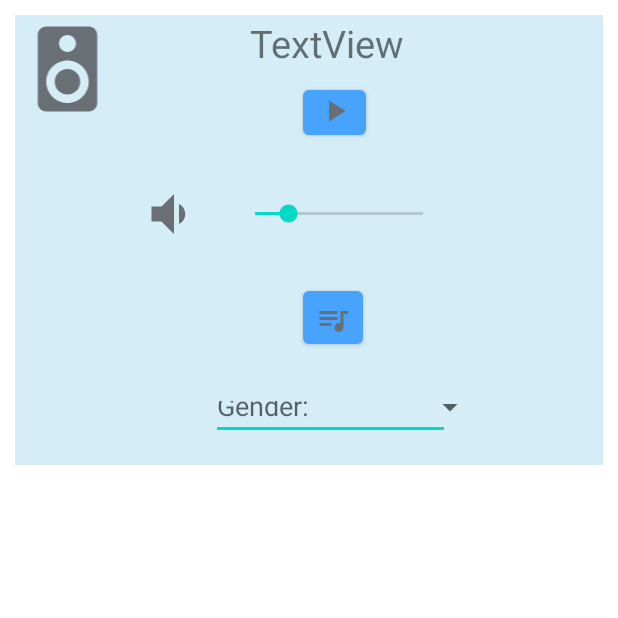
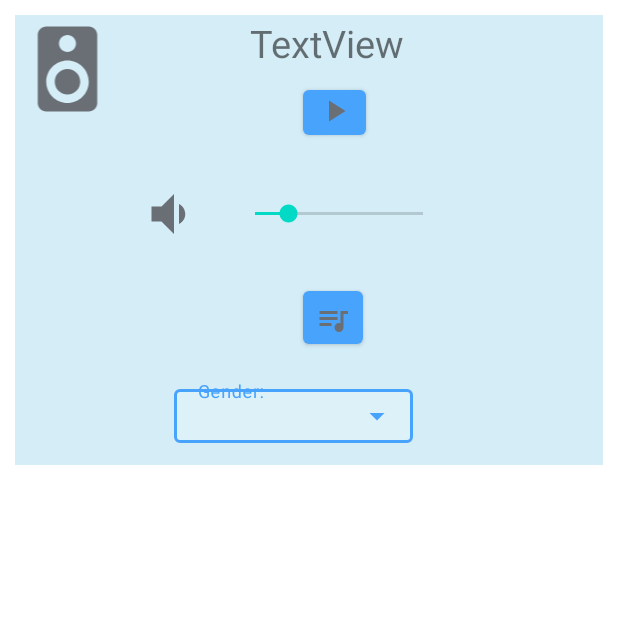
Before and after one commit to lucasfleischer07/TPE3-HCI-AppMobile, an Android app: the fragment SpeakerFragment shown on its own in the app's theme, on a phone screen of 412 x 824 dp, the top half of it. Run offline under Robolectric (Android 15) with nearby library versions, the phone set to English and light mode, and no system bars.

Commit message:
Cambios en parlante

```diff
--- a/app/src/main/java/com/example/smartclick_app/ui/devices/DevicesActivity.java
+++ b/app/src/main/java/com/example/smartclick_app/ui/devices/DevicesActivity.java
@@ -98,6 +98,7 @@ public class DevicesActivity extends AppCompatActivity {
                     getSupportFragmentManager().beginTransaction().add(generalLinearLayout.getId(), RefrigeratorFragment.newInstance(roomDevices.get(i).getName())).commit();
                     break;
                 case Speaker.TYPE_ID:
+                    Log.d("nombre", roomDevices.get(i).getName());
                     getSupportFragmentManager().beginTransaction().add(generalLinearLayout.getId(), SpeakerFragment.newInstance(roomDevices.get(i).getName())).commit();
                     break;
                 case Lightbulb.TYPE_ID:
--- a/app/src/main/java/com/example/smartclick_app/ui/devices/fragments/SpeakerFragment.java
+++ b/app/src/main/java/com/example/smartclick_app/ui/devices/fragments/SpeakerFragment.java
@@ -4,9 +4,13 @@ import android.os.Bundle;
 
 import androidx.fragment.app.Fragment;
 
+import android.util.Log;
 import android.view.LayoutInflater;
 import android.view.View;
 import android.view.ViewGroup;
+import android.widget.AdapterView;
+import android.widget.ArrayAdapter;
+import android.widget.AutoCompleteTextView;
 import android.widget.Button;
 import android.widget.SeekBar;
 import android.widget.TextView;
@@ -23,6 +27,11 @@ public class SpeakerFragment extends Fragment {
 
     private String deviceName;
 
+//    String[] itemsDropMenu = {"Classical", "Country", "Dance", "Latina", "Pop","Rock"};
+//    AutoCompleteTextView autoCompleteTextView;
+//    ArrayAdapter<String> adapterItems;
+
+
     public SpeakerFragment() {
         // Required empty public constructor
     }
@@ -32,6 +41,7 @@ public class SpeakerFragment extends Fragment {
         SpeakerFragment fragment = new SpeakerFragment();
         Bundle args = new Bundle();
         args.putString("deviceName", deviceName);
+        Log.d("nombre", deviceName);
         fragment.setArguments(args);
         return fragment;
     }
@@ -42,6 +52,8 @@ public class SpeakerFragment extends Fragment {
         if (getArguments() != null) {
             deviceName = getArguments().getString("deviceName");
         }
+        Log.d("nombreCreate", deviceName);
+
     }
 
     @Override
@@ -90,8 +102,20 @@ public class SpeakerFragment extends Fragment {
             }
         });
 
+        String[] itemsDropMenu = {"Classical", "Country", "Dance", "Latina", "Pop","Rock"};
+        AutoCompleteTextView autoCompleteTextView;
+        ArrayAdapter<String> adapterItems;
 
-
+        autoCompleteTextView = speakerFragmentLayout.findViewById(R.id.autoCompleteTextView);
+        adapterItems = new ArrayAdapter<String>(getContext(), R.layout.list_items,itemsDropMenu);
+        autoCompleteTextView.setAdapter(adapterItems);
+        autoCompleteTextView.setOnItemClickListener(new AdapterView.OnItemClickListener(){
+            @Override
+            public void onItemClick(AdapterView<?> parent, View view, int position, long id) {
+                String item = parent.getItemAtPosition(position).toString();
+                Toast.makeText(getContext(), "Item"+ item, Toast.LENGTH_SHORT).show();
+            }
+        });
 
 
         return inflater.inflate(R.layout.fragment_speaker, container, false);
--- a/app/src/main/res/layout/fragment_speaker.xml
+++ b/app/src/main/res/layout/fragment_speaker.xml
@@ -6,7 +6,6 @@ android:layout_width="match_parent"
 android:layout_height="300dp"
 android:layout_margin="10dp"
 android:background="@color/main_act_background"
-tools:ignore="ExtraText"
 tools:context=".ui.devices.fragments.SpeakerFragment">
 
     <SeekBar
@@ -69,7 +68,7 @@ tools:context=".ui.devices.fragments.SpeakerFragment">
         android:id="@+id/speakerVolumeNumber"
         android:layout_width="wrap_content"
         android:layout_height="wrap_content"
-        android:textSize="17dp"
+        android:textSize="17sp"
         app:layout_constraintBottom_toBottomOf="parent"
         app:layout_constraintEnd_toEndOf="parent"
         app:layout_constraintHorizontal_bias="0.734"
@@ -116,10 +115,6 @@ tools:context=".ui.devices.fragments.SpeakerFragment">
         app:layout_constraintTop_toTopOf="parent"
         app:layout_constraintVertical_bias="0.971"
         tools:ignore="MissingConstraints,NotSibling">
-
-
-    </com.google.android.material.textfield.TextInputLayout>
-
         <AutoCompleteTextView
             android:id="@+id/autoCompleteTextView"
             android:layout_width="159dp"
@@ -134,4 +129,9 @@ tools:context=".ui.devices.fragments.SpeakerFragment">
             tools:ignore="MissingConstraints" />
 
 
+
+    </com.google.android.material.textfield.TextInputLayout>
+
+
+
 </androidx.constraintlayout.widget.ConstraintLayout>
```
Also changed, not shown: app/src/main/res/layout/list_items.xml (added, +11 -0 lines), app/src/main/res/values/strings.xml (+10 -3 lines), 1 other file. Lines whose indentation alone changed are shown as unchanged.
